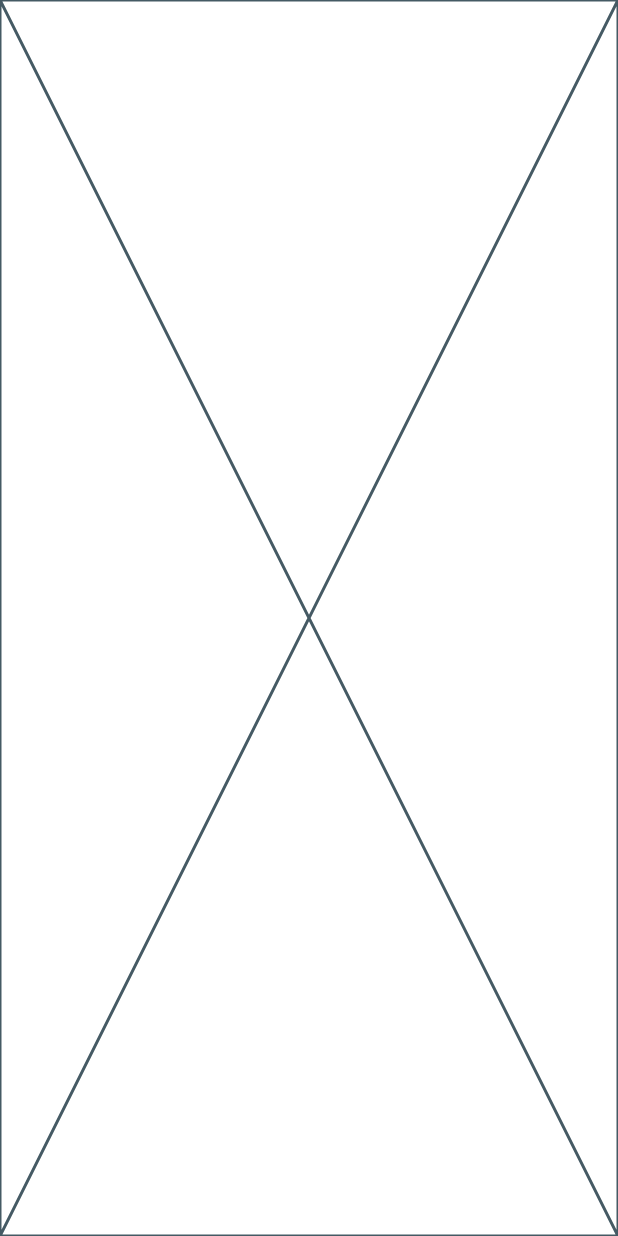
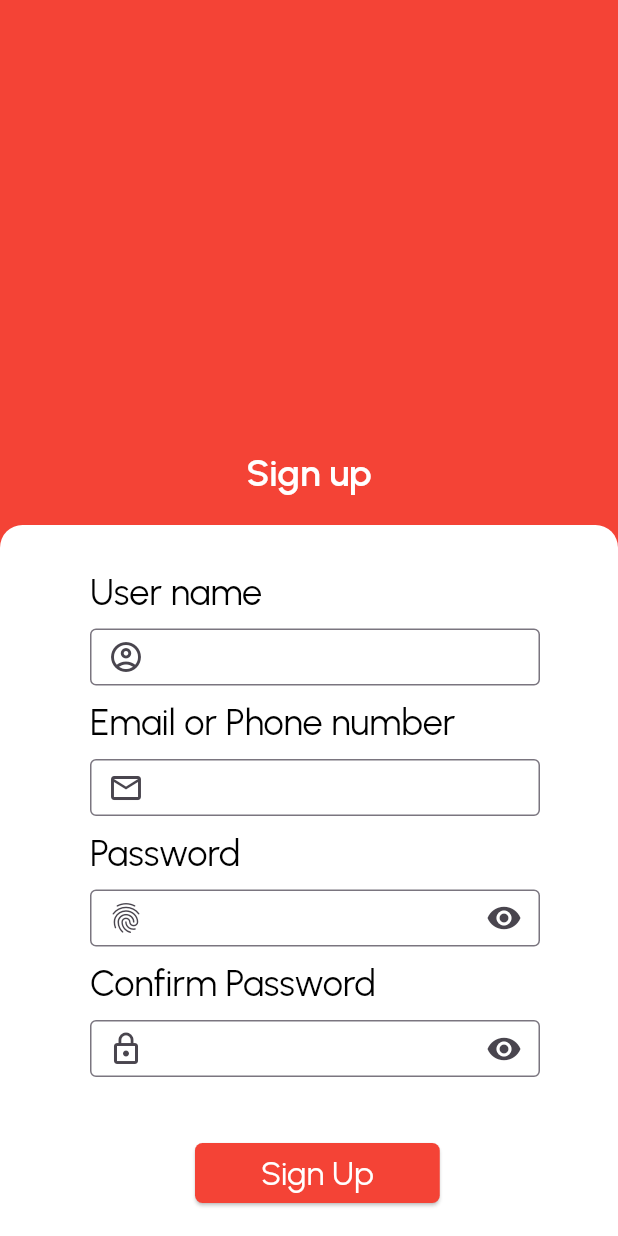
Before and after one commit to JKGlobalItSolutions/Y_Spot_Rooms_App, a Flutter app: the LoginScreen screen opened directly, after a tap on "Sign up", on a phone screen of 412 x 824 dp. Run offline on Flutter 3.47's test engine with Material 3 defaults, Android fonts, the phone set to English and light mode, and no system bars; our stand-ins replace animated_text_kit, firebase_core, google_fonts; accounts and stored records are empty.

Commit message:
Today Changes
1.Created the login Screen ui with necessary components of login screen.
2. Created the new verification ui screen and location access screen.

```diff
--- a/yspot_project/lib/login_screen.dart
+++ b/yspot_project/lib/features/authentication/login_screen.dart
@@ -1,8 +1,6 @@
-
-
 import 'package:flutter/material.dart';
 import 'package:google_fonts/google_fonts.dart';
-import 'package:yspot_project/sign_up_screen.dart';
+import 'package:yspot_project/features/authentication/sign_up_screen.dart';
 
 class LoginScreen extends StatefulWidget {
   const LoginScreen({super.key});
@@ -18,14 +16,17 @@ class _LoginScreenState extends State<LoginScreen> {
       backgroundColor: Colors.red,
       body: SingleChildScrollView(
         child: Column(
-          mainAxisAlignment: MainAxisAlignment.end,
+          mainAxisAlignment: MainAxisAlignment.center,
+          crossAxisAlignment: CrossAxisAlignment.center,
           children: [
             Container(
-              margin: const EdgeInsets.only(top: 10,left: 100),
+              margin: const EdgeInsets.only(
+                top: 300,
+              ),
               child: DefaultTextStyle(
                 style: GoogleFonts.urbanist(
                   fontWeight: FontWeight.w600,
-                  fontSize: 24,
+                  fontSize: 25,
                   color: Colors.white,
                 ),
                 child: const Text("Login"),
@@ -33,8 +34,8 @@ class _LoginScreenState extends State<LoginScreen> {
             ),
             Container(
               padding: const EdgeInsets.all(15),
-              margin:
-              const EdgeInsets.only(left: 20, right: 20, bottom: 20, top: 20),
+              margin: const EdgeInsets.only(
+                  left: 20, right: 20, bottom: 20, top: 20),
               decoration: BoxDecoration(
                   color: Colors.white, borderRadius: BorderRadius.circular(15)),
               width: 500,
@@ -42,7 +43,7 @@ class _LoginScreenState extends State<LoginScreen> {
               child: Column(
                 children: [
                   Container(
-                    margin: const EdgeInsets.only(top: 10,left: 100),
+                    margin: const EdgeInsets.only(top: 10, right: 50),
                     child: DefaultTextStyle(
                       style: GoogleFonts.urbanist(
                         fontWeight: FontWeight.w400,
@@ -58,6 +59,7 @@ class _LoginScreenState extends State<LoginScreen> {
                     margin: const EdgeInsets.only(top: 20),
                     child: const TextField(
                       decoration: InputDecoration(
+                        prefixIcon: Icon(Icons.email_outlined),
                         border: OutlineInputBorder(
                           borderSide: BorderSide(color: Colors.red),
                         ),
@@ -65,10 +67,11 @@ class _LoginScreenState extends State<LoginScreen> {
                     ),
                   ),
                   Container(
-                    margin: const EdgeInsets.only(top: 10,left: 100),
+                    margin: const EdgeInsets.only(top: 10, left: 20),
+                    alignment: Alignment.centerLeft,
                     child: DefaultTextStyle(
                       style: GoogleFonts.urbanist(
-                        fontWeight: FontWeight.w400,
+                        fontWeight: FontWeight.w300,
                         fontSize: 24,
                         color: Colors.black,
                       ),
@@ -81,6 +84,8 @@ class _LoginScreenState extends State<LoginScreen> {
                     margin: const EdgeInsets.only(top: 20),
                     child: const TextField(
                       decoration: InputDecoration(
+                        prefixIcon: Icon(Icons.lock_outlined),
+                        suffixIcon: Icon(Icons.remove_red_eye_rounded),
                         border: OutlineInputBorder(
                           borderSide: BorderSide(color: Colors.red),
                         ),
@@ -88,14 +93,16 @@ class _LoginScreenState extends State<LoginScreen> {
                     ),
                   ),
                   Container(
-                      margin: const EdgeInsets.only(top: 10, left: 200),
-                      child: const Text(
-                        "Forgot password?",
-                        style: TextStyle(
-                          color: Colors.black,
-                          fontSize: 10,
-                        ),
-                      )),
+                    margin: const EdgeInsets.only(top: 10, left: 200),
+                    child: DefaultTextStyle(
+                      style: GoogleFonts.urbanist(
+                        fontWeight: FontWeight.w300,
+                        fontSize: 10,
+                        color: Colors.black,
+                      ),
+                      child: const Text("Forgot Password?"),
+                    ),
+                  ),
                   Container(
                     margin: const EdgeInsets.only(
                       top: 10,
@@ -109,7 +116,7 @@ class _LoginScreenState extends State<LoginScreen> {
                     ),
                   ),
                   Container(
-                    padding: EdgeInsets.only(left: 50, right: 50),
+                    padding: const EdgeInsets.only(left: 50, right: 50),
                     child: const Divider(
                       color: Colors.red,
                       thickness: 1,
@@ -120,8 +127,11 @@ class _LoginScreenState extends State<LoginScreen> {
                       top: 10,
                     ),
                     child: GestureDetector(
-                      onTap: (){
-                        Navigator.push(context, MaterialPageRoute(builder: (context)=> const SignUpScreen()));
+                      onTap: () {
+                        Navigator.push(
+                            context,
+                            MaterialPageRoute(
+                                builder: (context) => const SignUpScreen()));
                       },
                       child: const Text(
                         "Sign up",
@@ -133,25 +143,32 @@ class _LoginScreenState extends State<LoginScreen> {
                     ),
                   ),
                   Container(
-                    padding: const EdgeInsets.only(left: 40,right: 40,top: 20),
+                    padding:
+                        const EdgeInsets.only(left: 40, right: 40, top: 20),
                     child: Row(
                       mainAxisAlignment: MainAxisAlignment.spaceEvenly,
                       children: [
                         FloatingActionButton(
                           onPressed: () {},
-                          child: Image.asset("assets/button assets/fb_icon.png"),
+                          backgroundColor: Colors.white,
+                          child:
+                              Image.asset("assets/button assets/fb_icon.png"),
                         ),
                         FloatingActionButton(
                           onPressed: () {},
-                          child: Image.asset("assets/button assets/google_icon.png"),
+                          backgroundColor: Colors.white,
+                          child: Image.asset(
+                              "assets/button assets/google_icon.png"),
                         ),
                         FloatingActionButton(
                           onPressed: () {},
-                          child: Image.asset("assets/button assets/apple_icon.png"),
+                          backgroundColor: Colors.white,
+                          child: Image.asset(
+                              "assets/button assets/apple_icon.png"),
                         ),
                       ],
                     ),
-                  )
+                  ),
                 ],
               ),
             ),
--- /dev/null
+++ b/yspot_project/lib/features/authentication/sign_up_screen.dart
@@ -0,0 +1,182 @@
+
+
+import 'package:flutter/material.dart';
+import 'package:google_fonts/google_fonts.dart';
+import 'package:yspot_project/features/authentication/verification_screen.dart';
+
+class SignUpScreen extends StatefulWidget {
+  const SignUpScreen({super.key});
+
+  @override
+  State<SignUpScreen> createState() => _SignUpScreenState();
+}
+
+class _SignUpScreenState extends State<SignUpScreen> {
+  @override
+  Widget build(BuildContext context) {
+    return Scaffold(
+      backgroundColor: Colors.red,
+      body: SingleChildScrollView(
+        child: Column(
+          mainAxisAlignment: MainAxisAlignment.center,
+          crossAxisAlignment: CrossAxisAlignment.center,
+          children: [
+            Container(
+              margin: const EdgeInsets.only(top: 300,),
+              child: DefaultTextStyle(
+                style: GoogleFonts.urbanist(
+                  fontWeight: FontWeight.w600,
+                  fontSize: 25,
+                  color: Colors.white,
+                ),
+                child: const Text("Sign up"),
+              ),
+            ),
+            Container(
+              margin:
+              const EdgeInsets.only(top: 20),
+              decoration: const BoxDecoration(
+                  color: Colors.white, borderRadius: BorderRadius.only(topLeft: Radius.circular(15),topRight: Radius.circular(15))),
+              width: 500,
+              height: 550,
+              child: Column(
+                crossAxisAlignment: CrossAxisAlignment.start,
+                children: [
+                  Container(
+                    margin: const EdgeInsets.only(top: 30,left: 60,),
+                    child: DefaultTextStyle(
+                      style: GoogleFonts.urbanist(
+                        fontWeight: FontWeight.w400,
+                        fontSize: 24,
+                        color: Colors.black,
+                      ),
+                      child: const Text("User name"),
+                    ),
+                  ),
+                  Container(
+                    width: 300,
+                    height: 38,
+                    margin: const EdgeInsets.only(top: 10,left: 60),
+                    child: const TextField(
+                      decoration: InputDecoration(
+                        prefixIcon: Icon(Icons.account_circle_outlined),
+                        border: OutlineInputBorder(
+                          borderSide: BorderSide(color: Colors.red),
+                        ),
+                      ),
+                    ),
+                  ),
+                  Container(
+                    margin: const EdgeInsets.only(top: 10,left: 60,),
+                    child: DefaultTextStyle(
+                      style: GoogleFonts.urbanist(
+                        fontWeight: FontWeight.w400,
+                        fontSize: 24,
+                        color: Colors.black,
+                      ),
+                      child: const Text("Email or Phone number"),
+                    ),
+                  ),
+                  Container(
+                    width: 300,
+                    height: 38,
+                    margin: const EdgeInsets.only(top: 10,left: 60),
+                    child: const TextField(
+                      decoration: InputDecoration(
+                        prefixIcon: Icon(Icons.email_outlined),
+                        border: OutlineInputBorder(
+                          borderSide: BorderSide(color: Colors.red),
+                        ),
+                      ),
+                    ),
+                  ),
+                  Container(
+                    margin: const EdgeInsets.only(top: 10,left: 60,),
+                    child: DefaultTextStyle(
+                      style: GoogleFonts.urbanist(
+                        fontWeight: FontWeight.w400,
+                        fontSize: 24,
+                        color: Colors.black,
+                      ),
+                      child: const Text("Password"),
+                    ),
+                  ),
+                  Container(
+                    width: 300,
+                    height: 38,
+                    margin: const EdgeInsets.only(top: 10,left: 60),
+                    child: const TextField(
+                      decoration: InputDecoration(
+                        prefixIcon: Icon(Icons.fingerprint_outlined),
+                        suffixIcon: Icon(Icons.remove_red_eye_rounded),
+                        border: OutlineInputBorder(
+                          borderSide: BorderSide(color: Colors.red),
+                        ),
+                      ),
+                    ),
+                  ),
+                  Container(
+                    margin: const EdgeInsets.only(top: 10,left: 60,),
+                    child: DefaultTextStyle(
+                      style: GoogleFonts.urbanist(
+                        fontWeight: FontWeight.w400,
+                        fontSize: 24,
+                        color: Colors.black,
+                      ),
+                      child: const Text("Confirm Password"),
+                    ),
+                  ),
+                  Container(
+                    width: 300,
+                    height: 38,
+                    margin: const EdgeInsets.only(top: 10,left: 60),
+                    child: const TextField(
+                      decoration: InputDecoration(
+                        prefixIcon: Icon(Icons.lock_outline),
+                        suffixIcon: Icon(Icons.remove_red_eye_rounded),
+                        border: OutlineInputBorder(
+                          borderSide: BorderSide(color: Colors.red),
+                        ),
+                      ),
+                    ),
+                  ),
+                  const SizedBox(height: 40,),
+                  Container(
+                    margin: const EdgeInsets.only(left: 130),
+                    child: ElevatedButton(
+                      onPressed: () {
+                        Navigator.push(
+                            context,
+                            MaterialPageRoute(
+                                builder: (context) => const VerificationScreen()));
+                      },
+                      style: ElevatedButton.styleFrom(
+                        backgroundColor: Colors.red,
+                        shape: RoundedRectangleBorder(
+                          borderRadius: BorderRadius.circular(5),
+                        ),
+                      ),
+                      child: Container(
+                        margin: const EdgeInsets.only(left: 20,right: 20),
+                        child: DefaultTextStyle(
+                          style: GoogleFonts.urbanist(
+                            fontWeight: FontWeight.normal,
+                            fontSize: 22,
+                            color: Colors.white,
+                          ),
+                          child: const Text("Sign Up"),
+                        ),
+                      ),
+                    ),
+                  ),
+
+                ],
+              ),
+            ),
+
+          ],
+        ),
+      ),
+    );
+  }
+}
--- a/yspot_project/lib/home_screen.dart
+++ b/yspot_project/lib/home_screen.dart
@@ -15,7 +15,7 @@ class _HomeScreenState extends State<HomeScreen> {
     return Scaffold(
       backgroundColor: Colors.white,
       appBar: AppBar(
-        title: Text("Yspot"),
+        title: const Text("Yspot"),
       ),
       body: const Center(
         child: Text("Home Screen of Yspot project"),
--- a/yspot_project/lib/main.dart
+++ b/yspot_project/lib/main.dart
@@ -1,7 +1,5 @@
 import 'package:flutter/material.dart';
-import 'package:yspot_project/home_screen.dart';
 import 'package:yspot_project/features/language/language_screen.dart';
-import 'package:yspot_project/login_screen.dart';
 import 'package:yspot_project/splash_screen.dart';
 
 void main() {
@@ -20,7 +18,7 @@ class MyApp extends StatelessWidget {
         colorScheme: ColorScheme.fromSeed(seedColor: Colors.deepPurple),
         useMaterial3: true,
       ),
-      home: const LoginScreen(),
+      home: const SplashScreen(child: LanguageScreen()),
     );
   }
 }
--- a/yspot_project/lib/sign_up_screen.dart
+++ /dev/null
@@ -1,17 +0,0 @@
-
-
-import 'package:flutter/material.dart';
-
-class SignUpScreen extends StatefulWidget {
-  const SignUpScreen({super.key});
-
-  @override
-  State<SignUpScreen> createState() => _SignUpScreenState();
-}
-
-class _SignUpScreenState extends State<SignUpScreen> {
-  @override
-  Widget build(BuildContext context) {
-    return const Placeholder();
-  }
-}
--- a/yspot_project/pubspec.yaml
+++ b/yspot_project/pubspec.yaml
@@ -37,10 +37,16 @@ dependencies:
   animated_text_kit:
   google_fonts:
 
+  #Otp page
+  otp_autofill:
+  otp_timer:
+  flutter_otp_text_field:
+
 
   #Firebase Dependencies
 
   firebase_core: ^2.31.0
+  firebase_auth:
 
 
 
```
Also changed, not shown: yspot_project/lib/features/authentication/verification_screen.dart (added, +153 -0 lines), yspot_project/lib/features/language/language_screen.dart (+5 -4 lines), yspot_project/lib/features/maps/access_location_screen.dart (added, +130 -0 lines), yspot_project/lib/splash_screen.dart (+7 -8 lines), yspot_project/assets/location.jpg (added), yspot_project/pubspec.lock.
